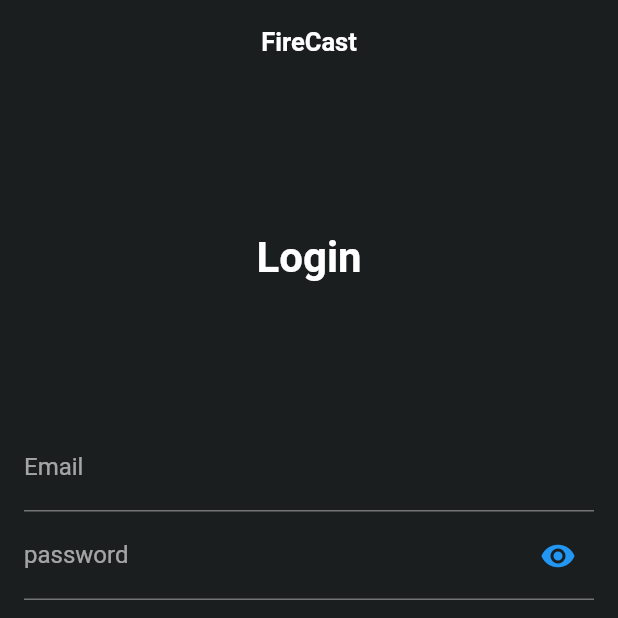
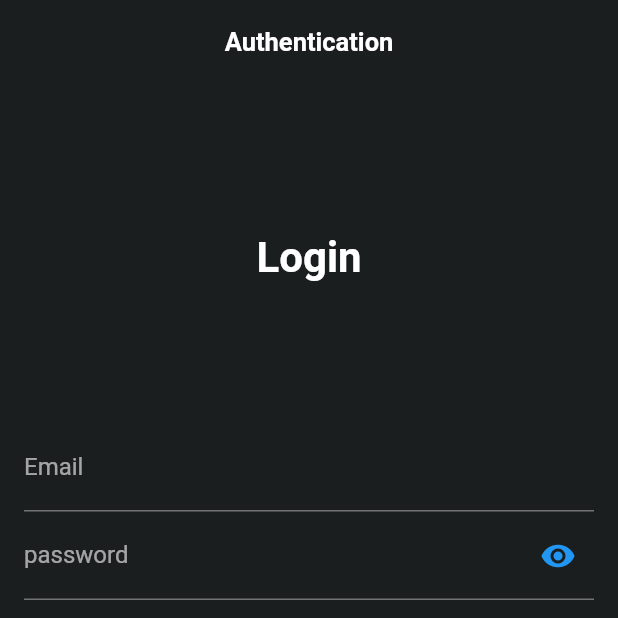
Before and after one commit to shavar67/firebase_auth, a Flutter app: the screen it shows after launch, on a phone screen of 412 x 824 dp, the top half of it. Run offline on Flutter 3.47's test engine with Material 2 defaults, Android fonts, the phone set to English and light mode, and no system bars; our stand-ins replace firebase_auth, firebase_core, flutter_easyloading, logger; accounts and stored records are empty.

Commit message:
updated title

```diff
--- a/lib/screens/login.dart
+++ b/lib/screens/login.dart
@@ -66,7 +66,7 @@ class _LoginWidgetState extends State<LoginWidget> {
 
     return Scaffold(
       key: _scaffoldKey,
-      appBar: AppBar(title: const Text('FireCast')),
+      appBar: AppBar(title: const Text('Authentication')),
       body: Form(
         key: _formkey,
         child: SizedBox(
```
